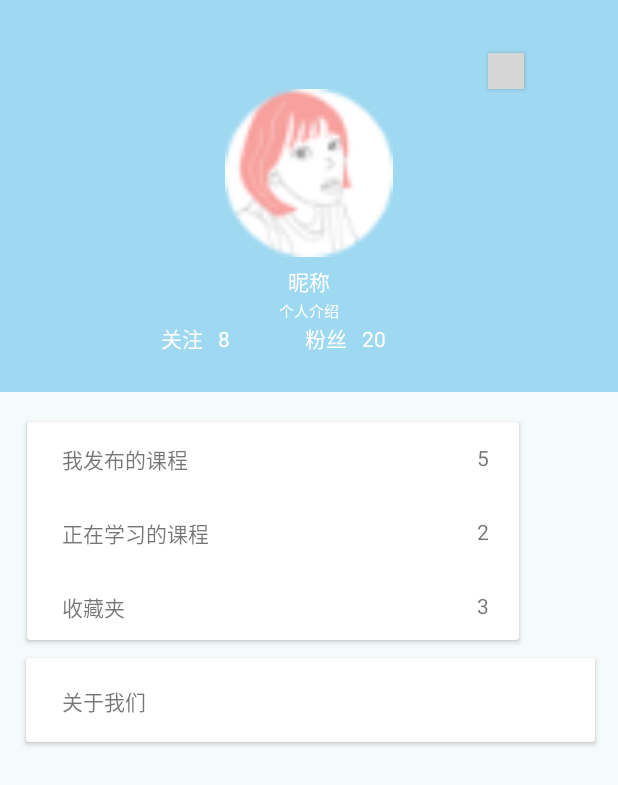
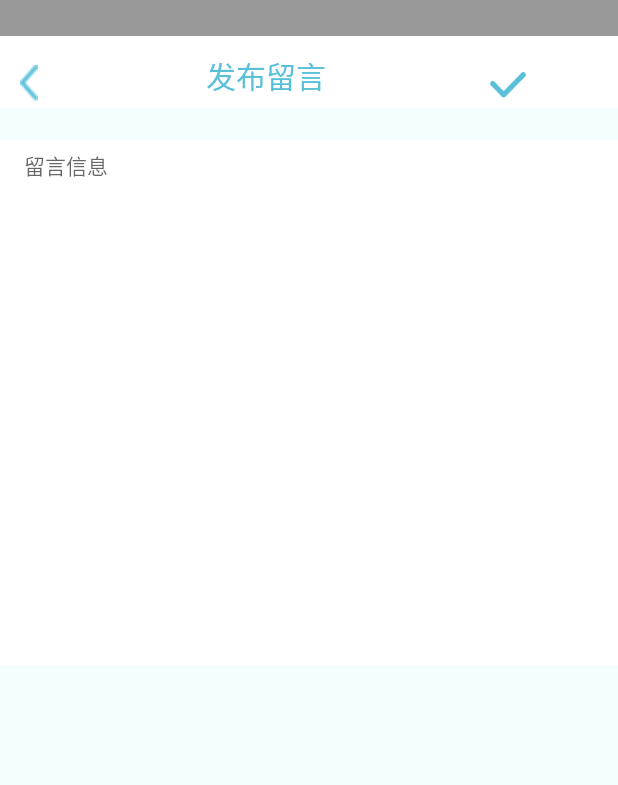
Before and after one commit to Liujiaohan/FriendlyTeacher, an Android app: the screen it shows after launch (HomePageActivity), on a phone screen of 412 x 824 dp. Shown: the top 785 px of the screen. Run offline under Robolectric (Android 15) with nearby library versions, the phone set to English and light mode, and no system bars; libraries missing offline, so code that uses them is left out: io.realm; 2 statements that could not run were skipped; grey boxes are pictures that could not be loaded.

Commit message:
完成发留言xml

```diff
--- a/app/src/main/java/com/leedopoem/ljh/friendlyteacher/homepage/HomePageActivity.java
+++ b/app/src/main/java/com/leedopoem/ljh/friendlyteacher/homepage/HomePageActivity.java
@@ -27,7 +27,7 @@ public class HomePageActivity extends AppCompatActivity {
     @Override
     protected void onCreate(Bundle savedInstanceState) {
         super.onCreate(savedInstanceState);
-        setContentView(R.layout.fragment_personal_homepage);
+        setContentView(R.layout.activity_new_message);
         /*toolbar= (Toolbar) findViewById(R.id.toolbar);
         drawerLayout= (DrawerLayout) findViewById(R.id.drawer_layout);
         bottomNavigationView= (BottomNavigationView) findViewById(R.id.bottom_navigation_view);
--- a/app/src/main/res/layout/activity_new_message.xml
+++ b/app/src/main/res/layout/activity_new_message.xml
@@ -1,9 +1,63 @@
 <?xml version="1.0" encoding="utf-8"?>
-<android.support.constraint.ConstraintLayout xmlns:android="http://schemas.android.com/apk/res/android"
+<LinearLayout xmlns:android="http://schemas.android.com/apk/res/android"
     xmlns:app="http://schemas.android.com/apk/res-auto"
     xmlns:tools="http://schemas.android.com/tools"
     android:layout_width="match_parent"
     android:layout_height="match_parent"
+    android:orientation="vertical"
+    android:background="@color/backgroundMain"
     tools:context="com.leedopoem.ljh.friendlyteacher.newmessage.NewMessageActivity">
+    <TextView
+        android:layout_width="match_parent"
+        android:layout_height="24dp"
+        app:layout_constraintBottom_toBottomOf="parent"
+        android:background="@color/text_grey"
+        app:layout_constraintLeft_toLeftOf="parent"
+        app:layout_constraintRight_toRightOf="parent"
+        app:layout_constraintTop_toTopOf="parent" />
+    <LinearLayout
+        android:background="@color/white"
+        android:layout_width="match_parent"
+        android:layout_height="48dp"
+        android:layout_marginBottom="11dp"
+        android:orientation="horizontal">
+        <Button
+            android:id="@+id/message_back_btn"
+            android:background="@mipmap/back"
+            android:layout_marginTop="13dp"
+            android:layout_marginLeft="13dp"
+            android:layout_width="12dp"
+            android:layout_height="24dp" />
+        <TextView
+            android:text="@string/publishMessage"
+            android:layout_marginLeft="112dp"
+            android:textSize="20dp"
+            android:layout_marginRight="97dp"
+            android:textColor="@color/textBlue"
+            android:layout_marginTop="11dp"
+            android:layout_width="wrap_content"
+            android:layout_height="wrap_content" />
+        <Button
+            android:id="@+id/message_finish_btn"
+            android:background="@mipmap/finish"
+            android:layout_marginLeft="12dp"
+            android:layout_width="24dp"
+            android:layout_height="17dp"
+            android:layout_marginTop="16dp"
+            android:layout_marginRight="15dp"/>
+    </LinearLayout>
 
-</android.support.constraint.ConstraintLayout>
+    <EditText
+        android:id="@+id/message_edt"
+        android:background="@color/white"
+        android:textSize="14sp"
+        android:layout_marginTop="10dp"
+        android:paddingLeft="16dp"
+        android:paddingTop="6dp"
+        android:paddingRight="16dp"
+        android:minLines="5"
+        android:gravity="top"
+        android:hint="@string/message"
+        android:layout_width="match_parent"
+        android:layout_height="350dp" />
+</LinearLayout>
--- a/app/src/main/res/values/strings.xml
+++ b/app/src/main/res/values/strings.xml
@@ -10,4 +10,6 @@
     <string name="class_introduction">课程简介</string>
     <string name="follow">关注</string>
     <string name="fensi">粉丝</string>
+    <string name="publishMessage">发布留言</string>
+    <string name="message">留言信息</string>
 </resources>
```
